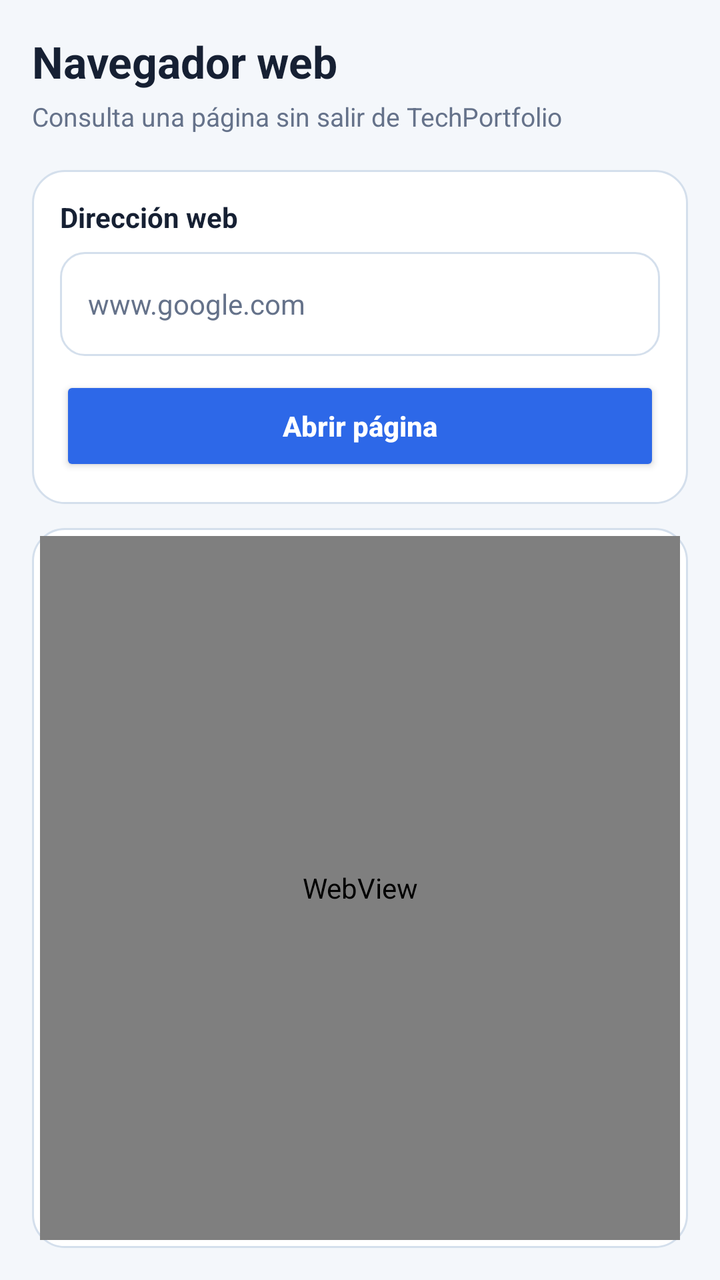
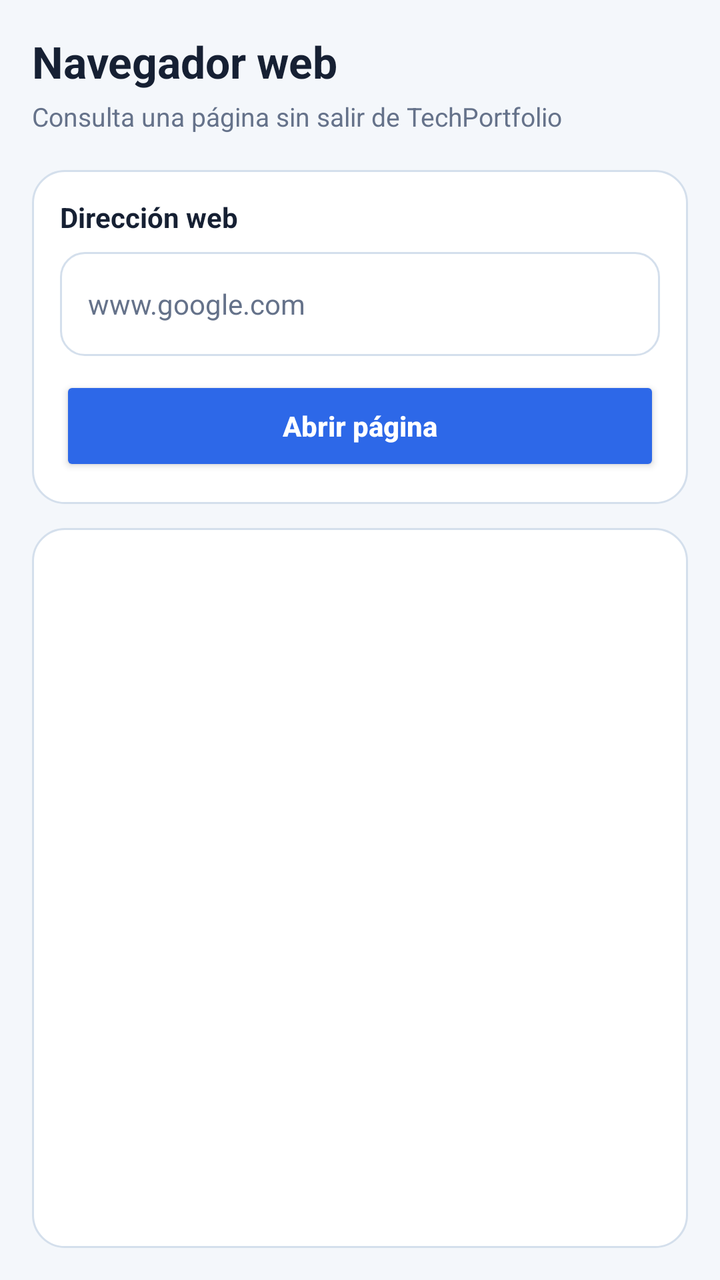

An Android layout rendered at two revisions. The XML below is the earlier revision; the diff shows what the commit changed to produce the second picture.
<!-- AndroidManifest.xml: application theme Theme.TechPortfolio -->
<!-- res/layout/fragment_web.xml -->
<?xml version="1.0" encoding="utf-8"?>
<LinearLayout
    xmlns:android="http://schemas.android.com/apk/res/android"
    android:layout_width="match_parent"
    android:layout_height="match_parent"
    android:background="@color/tp_background"
    android:orientation="vertical"
    android:padding="16dp">

    <TextView
        android:layout_width="match_parent"
        android:layout_height="wrap_content"
        android:text="Navegador web"
        android:textColor="@color/tp_text_primary"
        android:textSize="22sp"
        android:textStyle="bold" />

    <TextView
        android:layout_width="match_parent"
        android:layout_height="wrap_content"
        android:layout_marginTop="4dp"
        android:text="Consulta una página sin salir de TechPortfolio"
        android:textColor="@color/tp_text_secondary"
        android:textSize="13sp" />

    <LinearLayout
        android:layout_width="match_parent"
        android:layout_height="wrap_content"
        android:layout_marginTop="18dp"
        android:background="@drawable/bg_card"
        android:orientation="vertical"
        android:padding="14dp">

        <TextView
            android:layout_width="match_parent"
            android:layout_height="wrap_content"
            android:text="Dirección web"
            android:textColor="@color/tp_text_primary"
            android:textSize="14sp"
            android:textStyle="bold" />

        <EditText
            android:id="@+id/etUrl"
            android:layout_width="match_parent"
            android:layout_height="52dp"
            android:layout_marginTop="8dp"
            android:background="@drawable/bg_input"
            android:hint="www.google.com"
            android:inputType="textUri"
            android:paddingStart="14dp"
            android:paddingEnd="14dp"
            android:singleLine="true"
            android:textColor="@color/tp_text_primary"
            android:textColorHint="@color/tp_text_secondary"
            android:textSize="14sp" />

        <Button
            android:id="@+id/btnAbrirWeb"
            android:layout_width="match_parent"
            android:layout_height="50dp"
            android:layout_marginTop="10dp"
            android:backgroundTint="@color/tp_blue"
            android:text="Abrir página"
            android:textAllCaps="false"
            android:textColor="@color/white"
            android:textStyle="bold" />

    </LinearLayout>

    <LinearLayout
        android:layout_width="match_parent"
        android:layout_height="0dp"
        android:layout_marginTop="12dp"
        android:layout_weight="1"
        android:background="@drawable/bg_card"
        android:orientation="vertical"
        android:padding="4dp">

        <WebView
            android:id="@+id/webView"
            android:layout_width="match_parent"
            android:layout_height="match_parent" />

    </LinearLayout>

</LinearLayout>
<!-- resources referenced by this layout -->
<resources>
  <color name="tp_background">#F4F7FB</color>
  <color name="tp_blue">#2D68E8</color>
  <color name="tp_text_primary">#162033</color>
  <color name="tp_text_secondary">#65728A</color>
  <color name="white">#FFFFFF</color>
  <!-- drawable bg_card (drawable) -->
  <?xml version="1.0" encoding="utf-8"?>
  <shape xmlns:android="http://schemas.android.com/apk/res/android"
      android:shape="rectangle">
  
      <solid android:color="@color/tp_surface" />
  
      <corners android:radius="16dp" />
  
      <stroke
          android:width="1dp"
          android:color="@color/tp_border" />
  
  </shape>
  <!-- drawable bg_input (drawable) -->
  <?xml version="1.0" encoding="utf-8"?>
  <shape xmlns:android="http://schemas.android.com/apk/res/android"
      android:shape="rectangle">
  
      <solid android:color="@color/white" />
  
      <corners android:radius="12dp" />
  
      <stroke
          android:width="1dp"
          android:color="@color/tp_border" />
  
  </shape>
  <style name="Theme.TechPortfolio" parent="Base.Theme.TechPortfolio" />
  <color name="tp_surface">#FFFFFF</color>
  <color name="tp_border">#D4DFEC</color>
  <style name="Base.Theme.TechPortfolio" parent="Theme.Material3.DayNight.NoActionBar">
          
          
      </style>
</resources>

<!-- the commit's change to res/layout/fragment_web.xml (unified diff, before → after) -->
@@ -76,8 +76,8 @@
         android:orientation="vertical"
         android:padding="4dp">
 
-        <WebView
-            android:id="@+id/webView"
+        <FrameLayout
+            android:id="@+id/webViewContainer"
             android:layout_width="match_parent"
             android:layout_height="match_parent" />
 
